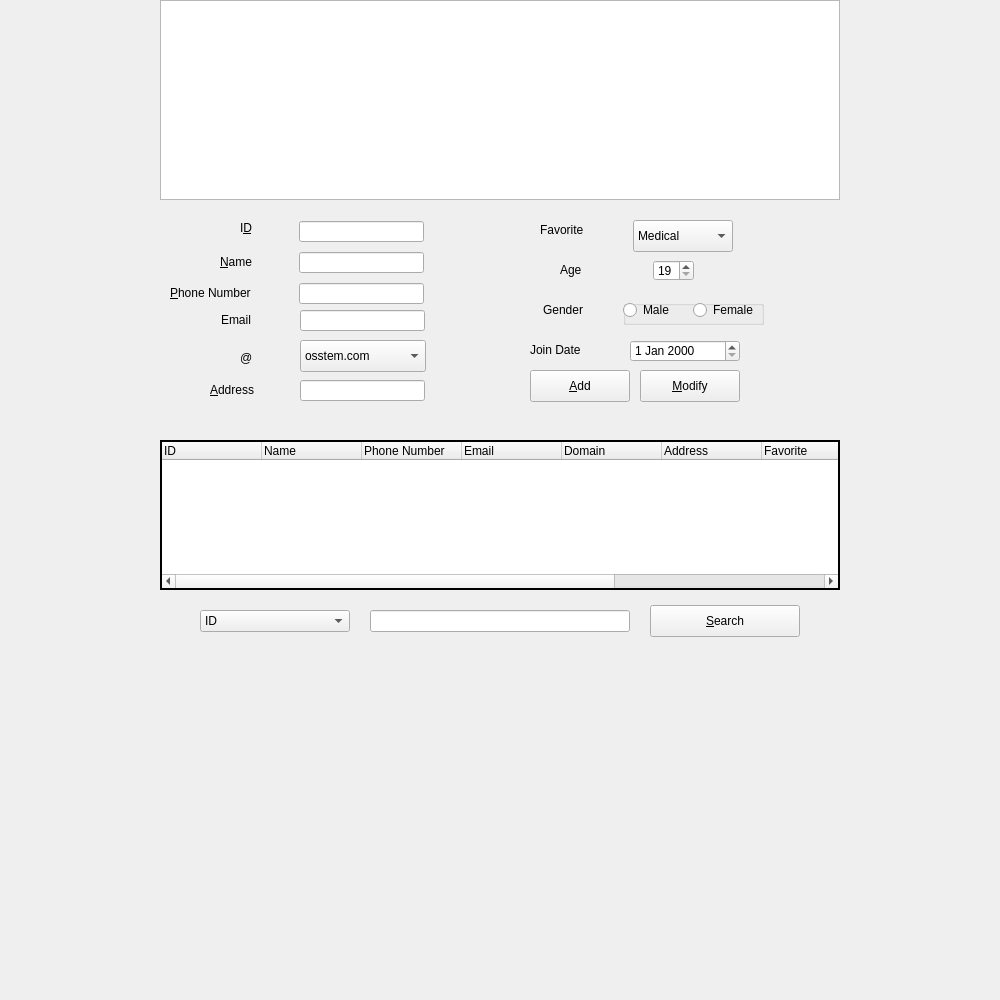
The window that customermanage.ui (GlennPark/OliveHealthCare) describes before a commit, drawn with Qt 5.
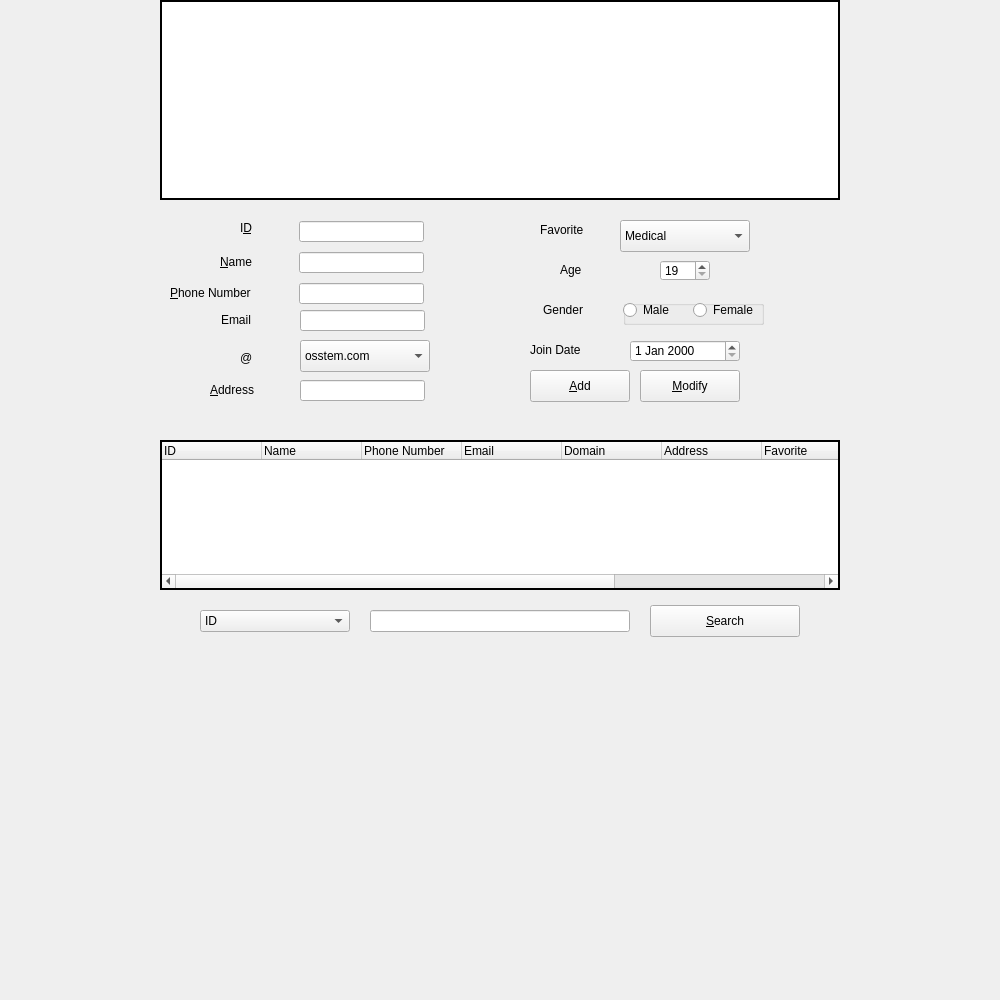
The same window after the commit. Icons and pictures are not drawn.

```diff
--- a/customermanage.ui
+++ b/customermanage.ui
@@ -178,9 +178,9 @@
   <widget class="QComboBox" name="favoriteComboBox">
    <property name="geometry">
     <rect>
-     <x>633</x>
+     <x>620</x>
      <y>220</y>
-     <width>100</width>
+     <width>130</width>
      <height>32</height>
     </rect>
    </property>
@@ -216,9 +216,9 @@
   <widget class="QSpinBox" name="ageSpinBox">
    <property name="geometry">
     <rect>
-     <x>653</x>
+     <x>660</x>
      <y>260</y>
-     <width>41</width>
+     <width>50</width>
      <height>21</height>
     </rect>
    </property>
@@ -331,7 +331,7 @@
     <rect>
      <x>300</x>
      <y>340</y>
-     <width>126</width>
+     <width>130</width>
      <height>32</height>
     </rect>
    </property>
@@ -506,6 +506,12 @@
      <height>200</height>
     </rect>
    </property>
+   <property name="frameShape">
+    <enum>QFrame::WinPanel</enum>
+   </property>
+   <property name="frameShadow">
+    <enum>QFrame::Plain</enum>
+   </property>
   </widget>
   <widget class="QDateEdit" name="dateEdit">
    <property name="geometry">
```
Left out of the diff: 2 changed lines with no effect on the pictures.
